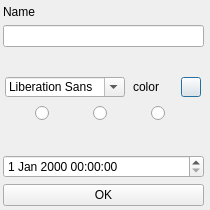
The window that 3_Solution/TestConexiune/QClient/NewNode.ui (Aleexuta/POO-Proiect-NOrg) describes before a commit, drawn with Qt 5.
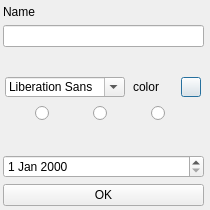
The same window after the commit. Icons and pictures are not drawn.

Commit message: Verify date for nodes

```diff
--- a/3_Solution/TestConexiune/QClient/NewNode.ui
+++ b/3_Solution/TestConexiune/QClient/NewNode.ui
@@ -25,7 +25,7 @@
   <property name="windowTitle">
    <string>Dialog</string>
   </property>
-  <widget class="QWidget" name="">
+  <widget class="QWidget" name="layoutWidget">
    <property name="geometry">
     <rect>
      <x>3</x>
@@ -193,7 +193,7 @@
      </layout>
     </item>
     <item>
-     <widget class="QDateTimeEdit" name="dateTimeEdit"/>
+     <widget class="QDateEdit" name="dateEdit"/>
     </item>
     <item>
      <widget class="QPushButton" name="OKButton">
```
The commit also changes 8 other files.
